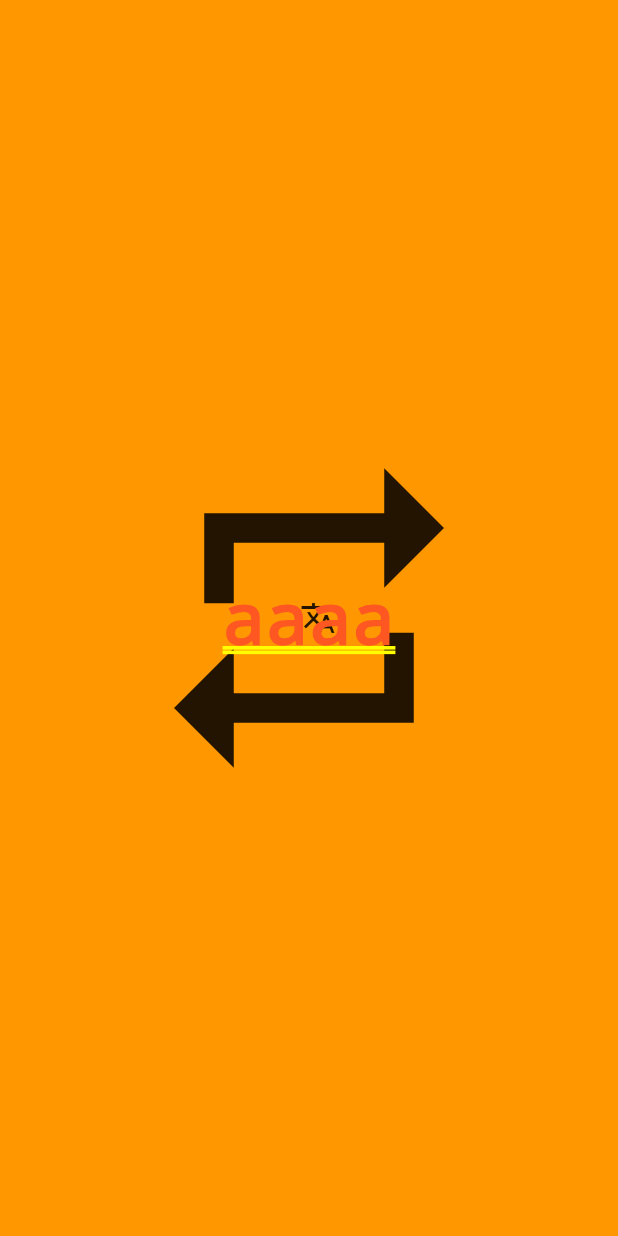
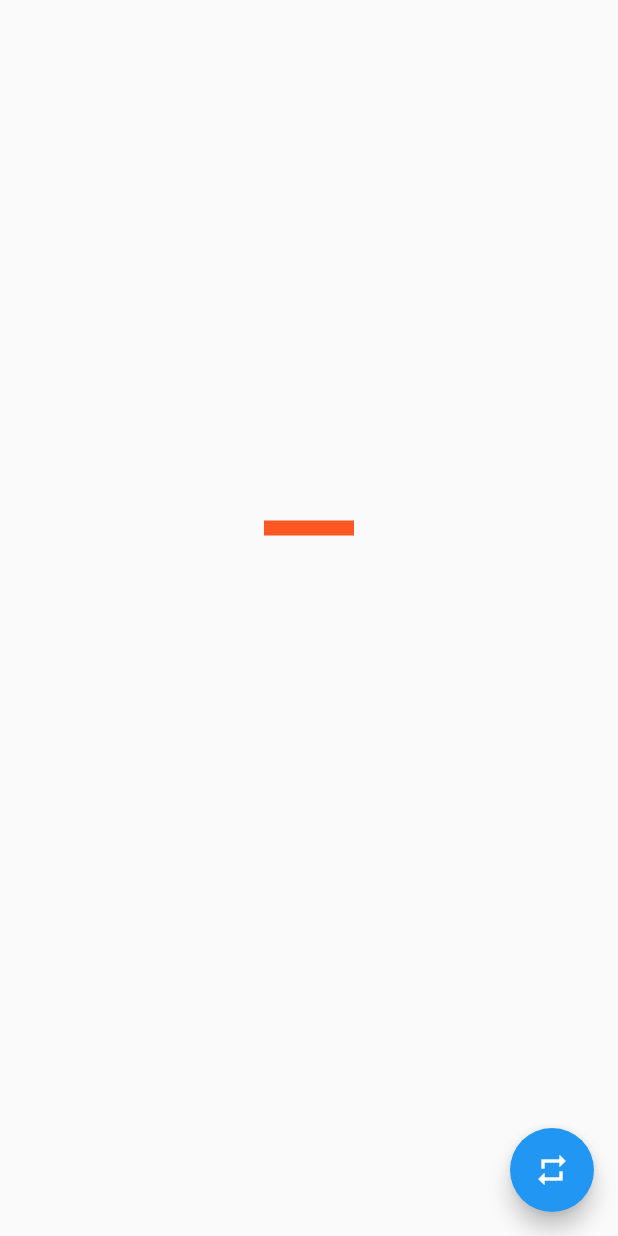
Before and after one commit to wuyxp/flutter-demo, a Flutter app: the screen it shows after launch, on a phone screen of 412 x 824 dp. Run offline on Flutter 3.47's test engine with Material 2 defaults, Android fonts, the phone set to English and light mode, and no system bars.

Commit message:
feat：使用animated container 组件动画

```diff
--- /dev/null
+++ b/lib/animation/animated_container.dart
@@ -0,0 +1,47 @@
+import 'package:flutter/material.dart';
+
+class AnimatedContainerEx extends StatefulWidget {
+  @override
+  _AnimatedContainerState createState() => _AnimatedContainerState();
+}
+
+class _AnimatedContainerState extends State<AnimatedContainerEx> {
+  double height = 10;
+  double opacity = 0;
+  @override
+  Widget build(BuildContext context) {
+    return Scaffold(
+      floatingActionButton: FloatingActionButton(
+        child: Icon(Icons.repeat),
+        onPressed: (){
+          setState(() {
+            height = 160;
+            opacity = 1;
+          });
+        },
+      ),
+      body: Center(
+        child: Column(
+          mainAxisAlignment: MainAxisAlignment.center,
+          children: [
+            AnimatedContainer(
+              duration: Duration(seconds: 2),
+              width: 60,
+              height: height,
+              color: Colors.deepOrange,
+            ),
+            AnimatedOpacity(
+              opacity: opacity,
+              duration: Duration(seconds: 3),
+              child: Container(
+                color: Colors.green,
+                width: 120,
+                height: 120,
+              ),
+            )
+          ],
+        ),
+      ),
+    );
+  }
+}
--- a/lib/main.dart
+++ b/lib/main.dart
@@ -17,6 +17,7 @@ import 'pages/unknown.dart';
 import 'animation/base.dart';
 import 'animation/bezier.dart';
 import 'animation/extend_animated.dart';
+import 'animation/animated_container.dart';
 
 void main() {
   runApp(
@@ -47,8 +48,9 @@ class MyApp extends StatelessWidget {
         '/animation/base': (context) => AnimationBase(),
         '/animation/bezier': (context) => AnimationBezier(),
         '/animation/extend_animated': (context) => ExtendAnimated(),
+        '/animation/animated_container': (context) => AnimatedContainerEx(),
       },
-      initialRoute: "/animation/extend_animated",
+      initialRoute: "/animation/animated_container",
       navigatorObservers: [routeObserver, MyRouteObserve()],
       onGenerateRoute: (RouteSettings rs) {
         if (rs.name == '/favorite/detail') {
```
